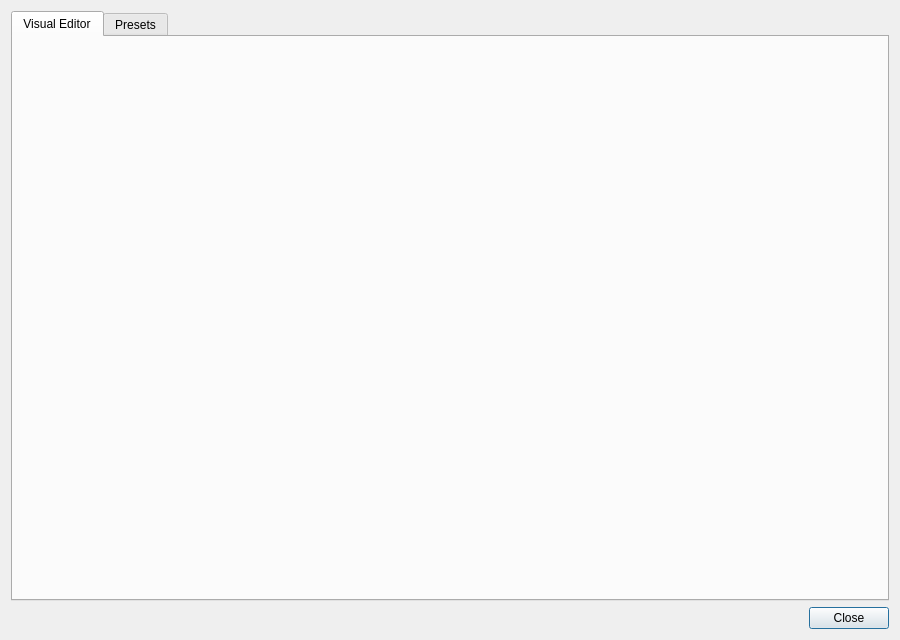
Before: the Qt Designer form src/gui/ui/activity_editor_dialog.ui in techandpeople/SoftEdIBO, drawn with Qt 5.
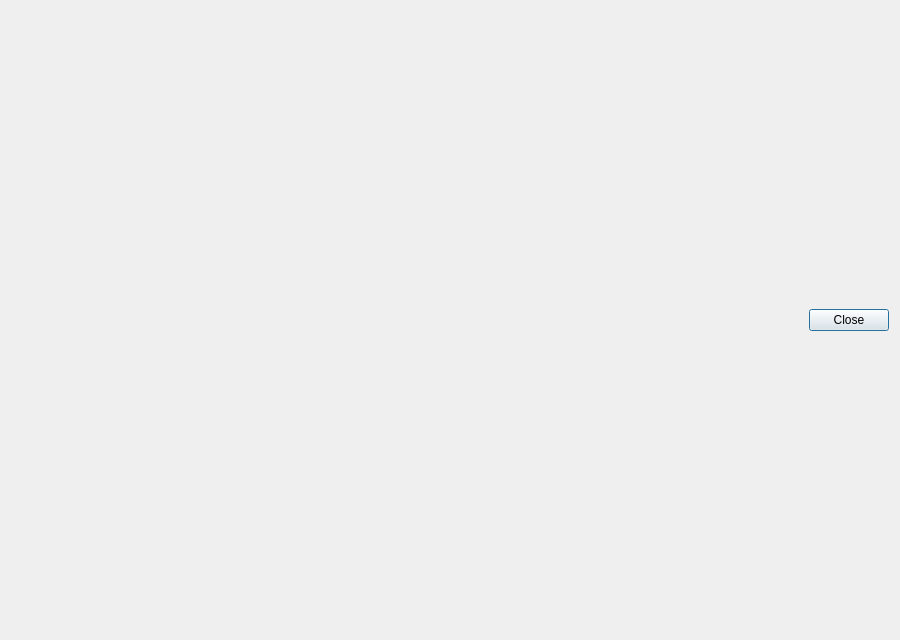
After: the same form once the commit is applied.

Diff of the .ui file:
```diff
--- a/src/gui/ui/activity_editor_dialog.ui
+++ b/src/gui/ui/activity_editor_dialog.ui
@@ -11,28 +11,12 @@
   </property>
   <layout class="QVBoxLayout" name="verticalLayout">
    <item>
-    <widget class="QTabWidget" name="tabs">
-     <property name="whatsThis"><string>Two ways to author activities: the Visual Editor builds block-based behaviours; Presets tunes the parameters of the built-in activities.</string></property>
-     <property name="currentIndex"><number>0</number></property>
-     <widget class="QWidget" name="tab_visual">
-      <attribute name="title"><string>Visual Editor</string></attribute>
-      <layout class="QVBoxLayout" name="visualLayout">
-       <property name="leftMargin"><number>4</number></property>
-       <property name="topMargin"><number>4</number></property>
-       <property name="rightMargin"><number>4</number></property>
-       <property name="bottomMargin"><number>4</number></property>
-      </layout>
-     </widget>
-     <widget class="QWidget" name="tab_presets">
-      <attribute name="title"><string>Presets</string></attribute>
-      <layout class="QVBoxLayout" name="presetsLayout">
-       <property name="leftMargin"><number>4</number></property>
-       <property name="topMargin"><number>4</number></property>
-       <property name="rightMargin"><number>4</number></property>
-       <property name="bottomMargin"><number>4</number></property>
-      </layout>
-     </widget>
-    </widget>
+    <layout class="QVBoxLayout" name="visualLayout">
+     <property name="leftMargin"><number>0</number></property>
+     <property name="topMargin"><number>0</number></property>
+     <property name="rightMargin"><number>0</number></property>
+     <property name="bottomMargin"><number>0</number></property>
+    </layout>
    </item>
    <item>
     <layout class="QHBoxLayout" name="dialog_button_row">
```
Left out of the diff: 2 changed lines with no effect on the pictures.
